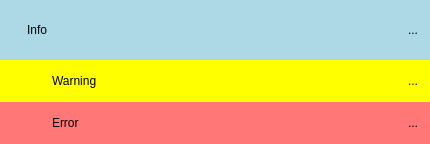
The window that modules/frontend/projects/Notifications/src/NotificationWidget.ui (OFFIS-Automation/Framework) describes before a commit, drawn with Qt 5.
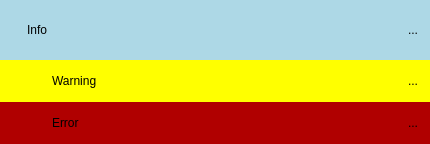
The same window after the commit. Icons and pictures are not drawn.

The edit to the form file:
```diff
--- a/modules/frontend/projects/Notifications/src/NotificationWidget.ui
+++ b/modules/frontend/projects/Notifications/src/NotificationWidget.ui
@@ -193,7 +193,7 @@
    <item>
     <widget class="QWidget" name="errorWidget" native="true">
      <property name="styleSheet">
-      <string notr="true">background-color: #FF7777;</string>
+      <string notr="true">background-color: rgb(176,0,0);</string>
      </property>
      <layout class="QHBoxLayout" name="horizontalLayout_3">
       <property name="spacing">
```
